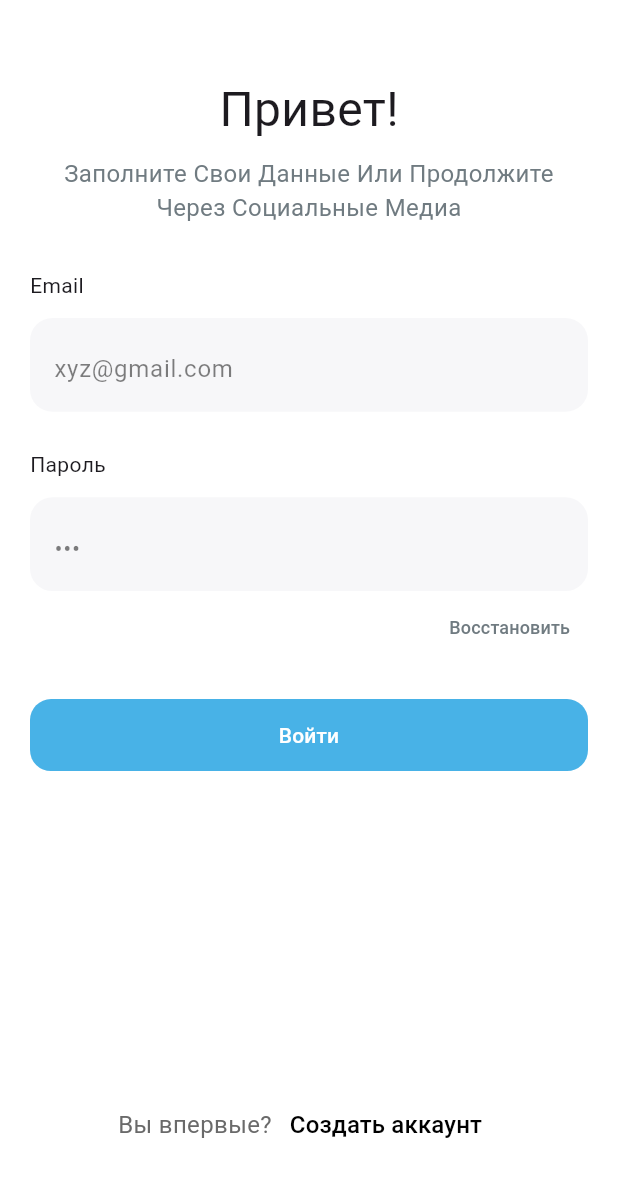
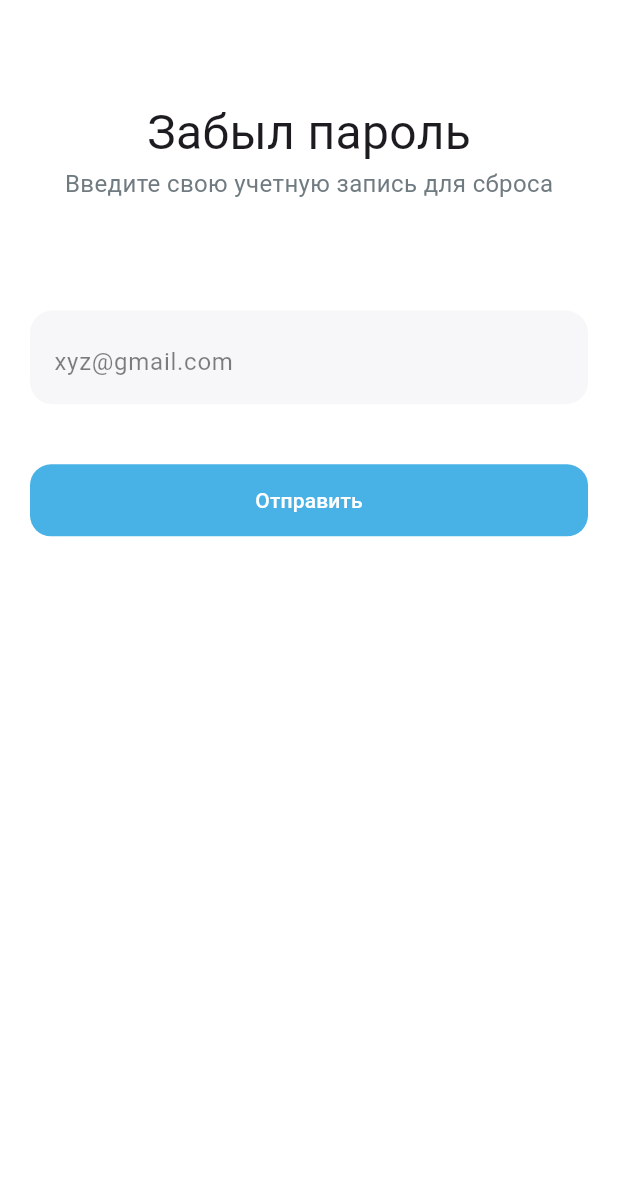
Before and after one commit to social1te/flutter_contest, a Flutter app: the screen it shows after launch, after a tap on "Восстановить", on a phone screen of 412 x 824 dp. Shown: the top 1177 px of the screen. Run offline on Flutter 3.47's test engine with Material 3 defaults, Android fonts, the phone set to English and light mode, and no system bars; our stand-ins replace dio, flutter_otp_text_field, retrofit, supabase_flutter; accounts and stored records are empty; generated files the repository leaves out were written again; network calls fail.

Commit message:
added 4 sp[rint

```diff
--- a/lib/src/app.dart
+++ b/lib/src/app.dart
@@ -1,8 +1,14 @@
 import 'package:flutter/material.dart';
 import 'package:untitled3/src/features/%20onboarding/onboarding_screen.dart';
 import 'package:untitled3/src/features/auth/view/authorization_screen.dart';
+import 'package:untitled3/src/features/auth/view/forgot_password_screen.dart';
+import 'package:untitled3/src/features/auth/view/new_password_screen.dart';
+import 'package:untitled3/src/features/auth/view/otp_validation_screen.dart';
+import 'package:untitled3/src/features/cart/purchasing_screen.dart';
 import 'package:untitled3/src/features/details/view/details_screen.dart';
 import 'package:untitled3/src/features/main/main_wrapper.dart';
+import 'package:untitled3/src/features/personal_data/personal_data_screen.dart';
+import 'package:untitled3/src/features/registration/registration_screen.dart';
 import 'package:untitled3/src/features/settings/settings_screen.dart';
 
 class App extends StatelessWidget {
@@ -37,7 +43,38 @@ class App extends StatelessWidget {
             builder: (context) => SettingsScreen(),
           );
         }
+        if (settings.name == '/reg') {
+          return MaterialPageRoute(
+            builder: (context) => RegistrationScreen(),
+          );
+        }
+        if (settings.name == '/personal_data') {
+          return MaterialPageRoute(
+            builder: (context) => PersonalDataScreen(),
+          );
+        }
+        if (settings.name == '/forgot') {
+          return MaterialPageRoute(
+            builder: (context) => ForgotPasswordScreen(),
+          );
+        }
+        if (settings.name == '/otp') {
+          return MaterialPageRoute(
+            builder: (context) => OtpValidationScreen(),
+          );
+        }
+        if (settings.name == '/new_password') {
+          return MaterialPageRoute(
+            builder: (context) => NewPasswordScreen(),
+          );
+        }
+        if (settings.name == '/purchasing') {
+          return MaterialPageRoute(
+            builder: (context) => PurchasingScreen(),
+          );
+        }
       },
+
       theme: ThemeData(scaffoldBackgroundColor: Colors.white),
       debugShowCheckedModeBanner: false,
       home: AuthorizationScreen(),
--- a/lib/src/common/widgets/input_widget.dart
+++ b/lib/src/common/widgets/input_widget.dart
@@ -25,6 +25,7 @@ class InputWidget extends StatelessWidget {
         Text(label ?? ''),
         SizedBox(height: 12),
         TextField(
+
           controller: controller,
           obscureText: obscureText,
           decoration: InputDecoration(
--- a/lib/src/config/styles/colors.dart
+++ b/lib/src/config/styles/colors.dart
@@ -5,4 +5,5 @@ abstract final class AppColors {
   static const Color pictonBlue = Color(0xFF48B2E7);
   static const Color auroMetalSaurus = Color(0xFF707B81);
   static const Color dimGray = Color(0xFF6A6A6A);
+  static const Color bitterSweet = Color(0xFFF87265);
 }
--- a/lib/src/features/auth/view/forgot_password_screen.dart
+++ b/lib/src/features/auth/view/forgot_password_screen.dart
@@ -0,0 +1,112 @@
+import 'package:flutter/material.dart';
+import 'package:untitled3/src/common/widgets/input_widget.dart';
+import 'package:untitled3/src/config/styles/colors.dart';
+
+class ForgotPasswordScreen extends StatefulWidget {
+  const ForgotPasswordScreen({super.key});
+
+  @override
+  State<ForgotPasswordScreen> createState() => _ForgotPasswordScreenState();
+}
+
+final emailController = TextEditingController();
+
+class _ForgotPasswordScreenState extends State<ForgotPasswordScreen> {
+  @override
+  Widget build(BuildContext context) {
+    return Scaffold(
+      body: SafeArea(
+        child: Padding(
+          padding: const EdgeInsets.symmetric(horizontal: 20),
+          child: Column(
+            mainAxisAlignment: MainAxisAlignment.start,
+            children: [
+              SizedBox(height: 65,),
+              Text(
+                'Забыл пароль',
+                style: TextStyle(fontSize: 32),
+              ),
+              Text(
+                'Введите свою учетную запись для сброса',
+                style:
+                    TextStyle(fontSize: 16, color: AppColors.auroMetalSaurus),
+              ),
+              Padding(
+                padding: const EdgeInsets.symmetric(vertical: 40),
+                child: InputWidget(
+                  hintText: 'xyz@gmail.com',
+                  obscureText: false,
+                  controller: emailController,
+                ),
+              ),
+              Row(
+                children: [
+                  Expanded(
+                    child: ElevatedButton(
+                      onPressed: () => emailController.text.isNotEmpty
+                          ? showDialog(
+                              context: context,
+                              builder: (BuildContext context) => AlertDialog(
+                                title: Column(
+                                  children: [
+                                    CircleAvatar(
+                                      backgroundColor: AppColors.pictonBlue,
+                                      foregroundColor: Colors.white,
+                                      child: Icon(Icons.mail),
+                                    ),
+                                    SizedBox(height: 25),
+                                    Text(
+                                      'Проверьте ваш Email',
+                                      style: TextStyle(
+                                        fontSize: 16,
+                                      ),
+                                    ),
+                                    SizedBox(height: 8),
+                                    Text(
+                                      textAlign: TextAlign.center,
+                                      'Мы отправили код восстановления пароля на вашу почту',
+                                      style: TextStyle(
+                                          color: AppColors.auroMetalSaurus,
+                                          fontSize: 16),
+                                    ),
+                                  ],
+                                ),
+                                actions: [
+                                  IconButton(
+                                    onPressed: () =>
+                                        Navigator.of(context).pushNamed('/otp'),
+                                    icon: Icon(Icons.arrow_forward_ios_rounded),
+                                  ),
+                                ],
+                                backgroundColor: Colors.white,
+                              ),
+                            )
+                          : showDialog(
+                              context: context,
+                              builder: (BuildContext context) => AlertDialog(
+                                title: Text('Пожалуйста, заполните все поля'),
+                              ),
+                            ),
+                      style: ElevatedButton.styleFrom(
+                        elevation: 0,
+                        foregroundColor: Colors.white,
+                        backgroundColor: AppColors.pictonBlue,
+                        shape: RoundedRectangleBorder(
+                          borderRadius: BorderRadius.circular(14),
+                        ),
+                      ),
+                      child: Padding(
+                        padding: const EdgeInsets.all(14),
+                        child: Text('Отправить'),
+                      ),
+                    ),
+                  ),
+                ],
+              ),
+            ],
+          ),
+        ),
+      ),
+    );
+  }
+}
--- a/lib/src/features/cart/cart_screen.dart
+++ b/lib/src/features/cart/cart_screen.dart
@@ -63,7 +63,7 @@ class CartScreen extends StatelessWidget {
               children: [
                 Expanded(
                   child: ElevatedButton(
-                    onPressed: (){},
+                    onPressed: ()=>Navigator.of(context).pushNamed('/purchasing'),
                     style: ElevatedButton.styleFrom(
                       elevation: 0,
                       foregroundColor: Colors.white,
@@ -74,7 +74,7 @@ class CartScreen extends StatelessWidget {
                     ),
                     child: Padding(
                       padding: const EdgeInsets.all(14),
-                      child: Text('Добавить в корзину'),
+                      child: Text('Оформить заказ'),
                     ),
                   ),
                 ),
--- a/pubspec.yaml
+++ b/pubspec.yaml
@@ -18,6 +18,7 @@ dependencies:
   json_annotation: ^4.9.0
   supabase_flutter: ^2.8.4
   dotted_line: ^3.2.3
+  flutter_otp_text_field: ^1.5.1+1
 
 dev_dependencies:
   flutter_test:
```
Also changed, not shown: lib/main.dart (+0 -48 lines), lib/src/features/auth/view/authorization_screen.dart (+2 -11 lines), lib/src/features/auth/view/new_password_screen.dart (+78 -0 lines), lib/src/features/auth/view/otp_validation_screen.dart (+80 -0 lines), lib/src/features/cart/purchasing_screen.dart (+174 -0 lines), lib/src/features/personal_data/personal_data_screen.dart (+19 -0 lines), lib/src/features/registration/registration_screen.dart (+145 -0 lines), pubspec.lock.
